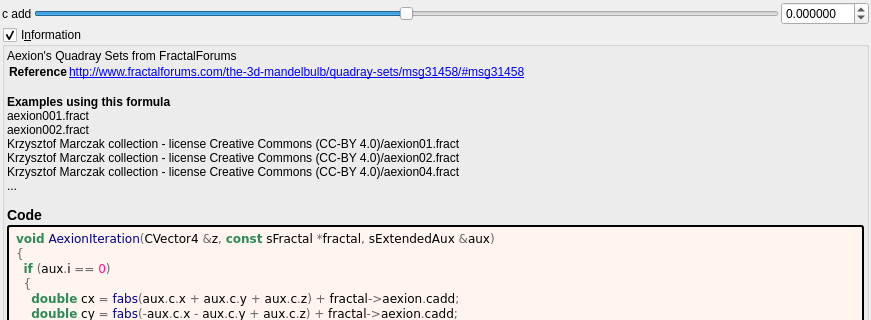
Above: mandelbulber2/formula/ui/fractal_aexion.ui from buddhi1980/mandelbulber2 before the change; both pictures show x 0 to 871 and y 0 to 320 of the 871 by 802 pixel window. Below: the same form after it.
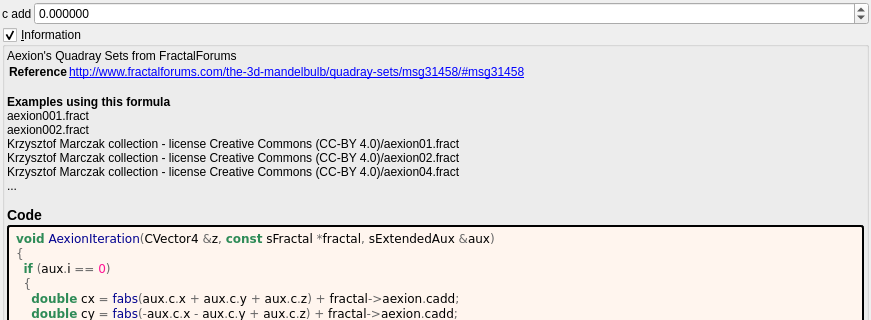
That is the form after the change. Custom widgets are drawn as their Qt base class.

Commit message: Cleaned up UIs for abox_vs_icen1, aexion, aexion_octopus_mod, amazing_surf, benesi_mag_transforms

The edit to the form file:
```diff
--- a/mandelbulber2/formula/ui/fractal_aexion.ui
+++ b/mandelbulber2/formula/ui/fractal_aexion.ui
@@ -30,11 +30,11 @@
     <number>2</number>
    </property>
    <item>
-    <layout class="QGridLayout" name="gridLayout">
+    <layout class="QGridLayout" name="gridLayout" columnstretch="0,1">
      <property name="spacing">
       <number>2</number>
      </property>
-     <item row="0" column="2">
+     <item row="0" column="1">
       <widget class="MyDoubleSpinBox" name="spinbox_cadd">
        <property name="sizePolicy">
         <sizepolicy hsizetype="Minimum" vsizetype="Maximum">
@@ -62,28 +62,6 @@
        </property>
       </widget>
      </item>
-     <item row="0" column="1">
-      <widget class="QSlider" name="slider_cadd">
-       <property name="sizePolicy">
-        <sizepolicy hsizetype="Expanding" vsizetype="Maximum">
-         <horstretch>0</horstretch>
-         <verstretch>0</verstretch>
-        </sizepolicy>
-       </property>
-       <property name="minimum">
-        <number>-5000000</number>
-       </property>
-       <property name="maximum">
-        <number>5000000</number>
-       </property>
-       <property name="singleStep">
-        <number>1</number>
-       </property>
-       <property name="orientation">
-        <enum>Qt::Horizontal</enum>
-       </property>
-      </widget>
-     </item>
      <item row="0" column="0">
       <widget class="QLabel" name="label_7">
        <property name="text">
@@ -96,7 +74,7 @@
    <item>
     <widget class="MyGroupBox" name="groupCheck_info">
      <property name="title">
-      <string>I&amp;nformation</string>
+      <string>&amp;Information</string>
      </property>
      <property name="flat">
       <bool>false</bool>
@@ -210,17 +188,17 @@
   </layout>
  </widget>
  <customwidgets>
-  <customwidget>
-   <class>MyDoubleSpinBox</class>
-   <extends>QDoubleSpinBox</extends>
-   <header>my_double_spin_box.h</header>
-  </customwidget>
   <customwidget>
    <class>MyGroupBox</class>
    <extends>QGroupBox</extends>
    <header>my_group_box.h</header>
    <container>1</container>
   </customwidget>
+  <customwidget>
+   <class>MyDoubleSpinBox</class>
+   <extends>QDoubleSpinBox</extends>
+   <header>my_double_spin_box.h</header>
+  </customwidget>
  </customwidgets>
  <tabstops>
   <tabstop>slider_cadd</tabstop>
```
Left out of the diff: 3 changed lines with no effect on the pictures. The commit also changes 4 other files.
